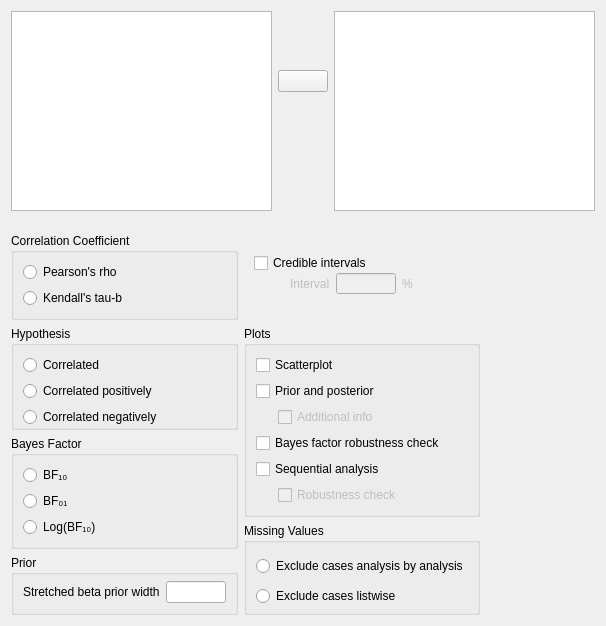
First picture: the form in JASP-Desktop/analysisforms/correlationbayesianpairsform.ui, repository jasp-stats/jasp-desktop, before the edit.
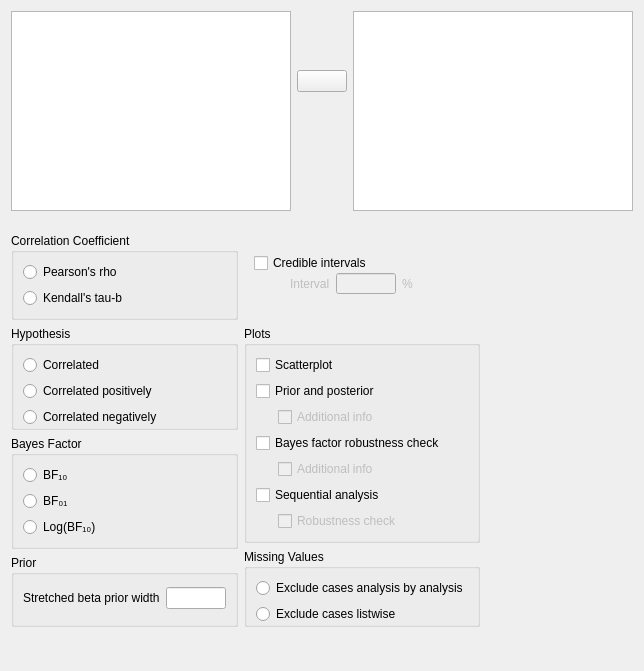
Second picture: the form after the edit. Custom widgets are drawn as their Qt base class.

Commit message: Additional information for Bayesian Correlation Pairs (Common) robustness plot added

What changed in the file:
```diff
--- a/JASP-Desktop/analysisforms/correlationbayesianpairsform.ui
+++ b/JASP-Desktop/analysisforms/correlationbayesianpairsform.ui
@@ -6,8 +6,8 @@
    <rect>
     <x>0</x>
     <y>0</y>
-    <width>606</width>
-    <height>626</height>
+    <width>644</width>
+    <height>671</height>
    </rect>
   </property>
   <property name="sizePolicy">
@@ -374,7 +374,7 @@
               </property>
              </widget>
             </item>
-            <item row="4" column="0" colspan="3">
+            <item row="5" column="0" colspan="3">
              <widget class="BoundCheckBox" name="plotSequentialAnalysis">
               <property name="text">
                <string>Sequential analysis</string>
@@ -388,7 +388,7 @@
               </property>
              </widget>
             </item>
-            <item row="5" column="1" colspan="2">
+            <item row="6" column="1" colspan="2">
              <widget class="BoundCheckBox" name="plotSequentialAnalysisRobustness">
               <property name="enabled">
                <bool>false</bool>
@@ -408,7 +408,7 @@
               </property>
              </widget>
             </item>
-            <item row="5" column="0">
+            <item row="6" column="0">
              <widget class="QWidget" name="widget_5" native="true">
               <property name="maximumSize">
                <size>
@@ -425,6 +425,16 @@
               </property>
              </widget>
             </item>
+            <item row="4" column="1">
+             <widget class="BoundCheckBox" name="plotBayesFactorRobustnessAdditionalInfo">
+              <property name="enabled">
+               <bool>false</bool>
+              </property>
+              <property name="text">
+               <string>Additional info</string>
+              </property>
+             </widget>
+            </item>
            </layout>
           </widget>
          </item>
```
Left out of the diff: 19 changed lines with no effect on the pictures. The commit also changes 3 other files.
